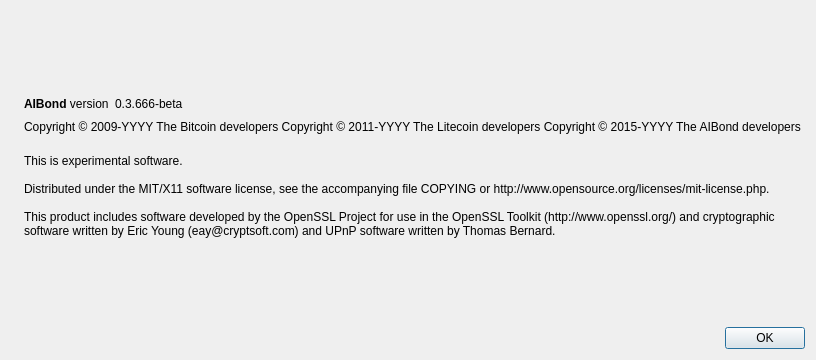
Old version of the form src/qt/forms/aboutdialog.ui in the repository iobond/aib-old.
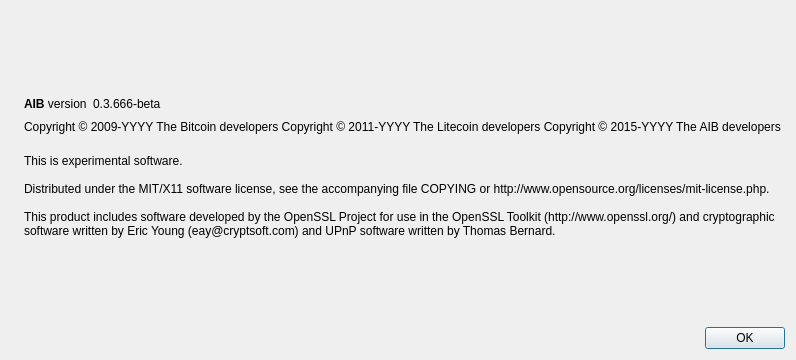
New version of the form. Icons and pictures are not drawn.

```diff
--- a/src/qt/forms/aboutdialog.ui
+++ b/src/qt/forms/aboutdialog.ui
@@ -50,7 +50,7 @@
           <cursorShape>IBeamCursor</cursorShape>
          </property>
          <property name="text">
-          <string>&lt;b&gt;AIBond&lt;/b&gt; version</string>
+          <string>&lt;b&gt;AIB&lt;/b&gt; version</string>
          </property>
          <property name="textInteractionFlags">
           <set>Qt::LinksAccessibleByMouse|Qt::TextSelectableByKeyboard|Qt::TextSelectableByMouse</set>
@@ -93,7 +93,7 @@
        <property name="text">
         <string notr="true">Copyright &amp;copy; 2009-YYYY The Bitcoin developers
 Copyright &amp;copy; 2011-YYYY The Litecoin developers
-Copyright &amp;copy; 2015-YYYY The AIBond developers
+Copyright &amp;copy; 2015-YYYY The AIB developers
 </string>
        </property>
        <property name="textFormat">
```
Left out of the diff: 2 changed lines with no effect on the pictures.
